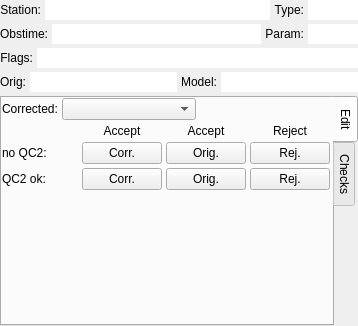
Above: src/hqc/simplecorrections.ui from metno/kvhqc before the change. Below: the same form after it.
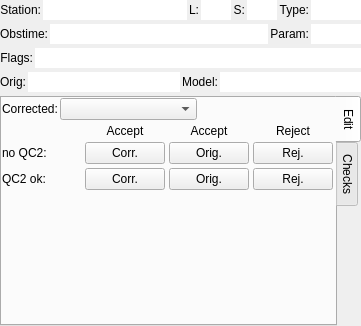
That is the form after the change. Custom widgets are drawn as their Qt base class.

Commit message: SimpleCorrections: show sensor / level if != 0

```diff
--- a/src/hqc/simplecorrections.ui
+++ b/src/hqc/simplecorrections.ui
@@ -6,7 +6,7 @@
    <rect>
     <x>0</x>
     <y>0</y>
-    <width>358</width>
+    <width>361</width>
     <height>326</height>
    </rect>
   </property>
@@ -31,11 +31,17 @@
    </property>
    <item>
     <layout class="QHBoxLayout" name="horizontalLayout_16" stretch="1,0">
+     <property name="spacing">
+      <number>2</number>
+     </property>
      <property name="sizeConstraint">
       <enum>QLayout::SetMinimumSize</enum>
      </property>
      <item>
-      <layout class="QHBoxLayout" name="horizontalLayout_2" stretch="0,1">
+      <layout class="QHBoxLayout" name="horizontalLayout_2" stretch="0,1,0,0,0,0">
+       <property name="spacing">
+        <number>2</number>
+       </property>
        <property name="sizeConstraint">
         <enum>QLayout::SetMinimumSize</enum>
        </property>
@@ -74,10 +80,119 @@
          </property>
         </widget>
        </item>
+       <item>
+        <widget class="QLabel" name="labelLevel">
+         <property name="text">
+          <string>L:</string>
+         </property>
+         <property name="alignment">
+          <set>Qt::AlignRight|Qt::AlignTrailing|Qt::AlignVCenter</set>
+         </property>
+        </widget>
+       </item>
+       <item>
+        <widget class="QLineEdit" name="textLevel">
+         <property name="sizePolicy">
+          <sizepolicy hsizetype="MinimumExpanding" vsizetype="Fixed">
+           <horstretch>0</horstretch>
+           <verstretch>0</verstretch>
+          </sizepolicy>
+         </property>
+         <property name="minimumSize">
+          <size>
+           <width>30</width>
+           <height>0</height>
+          </size>
+         </property>
+         <property name="maximumSize">
+          <size>
+           <width>30</width>
+           <height>16777215</height>
+          </size>
+         </property>
+         <property name="focusPolicy">
+          <enum>Qt::NoFocus</enum>
+         </property>
+         <property name="contextMenuPolicy">
+          <enum>Qt::NoContextMenu</enum>
+         </property>
+         <property name="acceptDrops">
+          <bool>false</bool>
+         </property>
+         <property name="toolTip">
+          <string>Level</string>
+         </property>
+         <property name="maxLength">
+          <number>5</number>
+         </property>
+         <property name="frame">
+          <bool>false</bool>
+         </property>
+         <property name="readOnly">
+          <bool>true</bool>
+         </property>
+        </widget>
+       </item>
+       <item>
+        <widget class="QLabel" name="labelSensorNr">
+         <property name="text">
+          <string>S:</string>
+         </property>
+         <property name="alignment">
+          <set>Qt::AlignRight|Qt::AlignTrailing|Qt::AlignVCenter</set>
+         </property>
+        </widget>
+       </item>
+       <item>
+        <widget class="QLineEdit" name="textSensorNr">
+         <property name="sizePolicy">
+          <sizepolicy hsizetype="MinimumExpanding" vsizetype="Fixed">
+           <horstretch>0</horstretch>
+           <verstretch>0</verstretch>
+          </sizepolicy>
+         </property>
+         <property name="minimumSize">
+          <size>
+           <width>30</width>
+           <height>0</height>
+          </size>
+         </property>
+         <property name="maximumSize">
+          <size>
+           <width>30</width>
+           <height>16777215</height>
+          </size>
+         </property>
+         <property name="focusPolicy">
+          <enum>Qt::NoFocus</enum>
+         </property>
+         <property name="contextMenuPolicy">
+          <enum>Qt::NoContextMenu</enum>
+         </property>
+         <property name="acceptDrops">
+          <bool>false</bool>
+         </property>
+         <property name="toolTip">
+          <string>Sensor Number</string>
+         </property>
+         <property name="maxLength">
+          <number>5</number>
+         </property>
+         <property name="frame">
+          <bool>false</bool>
+         </property>
+         <property name="readOnly">
+          <bool>true</bool>
+         </property>
+        </widget>
+       </item>
       </layout>
      </item>
      <item>
       <layout class="QHBoxLayout" name="horizontalLayout" stretch="0,1">
+       <property name="spacing">
+        <number>2</number>
+       </property>
        <property name="sizeConstraint">
         <enum>QLayout::SetMinimumSize</enum>
        </property>
@@ -101,7 +216,7 @@
          </property>
          <property name="minimumSize">
           <size>
-           <width>50</width>
+           <width>40</width>
            <height>0</height>
           </size>
          </property>
@@ -137,11 +252,17 @@
    </item>
    <item>
     <layout class="QHBoxLayout" name="horizontalLayout_15" stretch="1,0">
+     <property name="spacing">
+      <number>2</number>
+     </property>
      <property name="sizeConstraint">
       <enum>QLayout::SetMinimumSize</enum>
      </property>
      <item>
       <layout class="QHBoxLayout" name="horizontalLayout_3" stretch="0,1">
+       <property name="spacing">
+        <number>2</number>
+       </property>
        <property name="sizeConstraint">
         <enum>QLayout::SetMinimumSize</enum>
        </property>
@@ -184,6 +305,9 @@
      </item>
      <item>
       <layout class="QHBoxLayout" name="horizontalLayout_4" stretch="0,1">
+       <property name="spacing">
+        <number>2</number>
+       </property>
        <property name="sizeConstraint">
         <enum>QLayout::SetMinimumSize</enum>
        </property>
@@ -243,6 +367,9 @@
    </item>
    <item>
     <layout class="QHBoxLayout" name="horizontalLayout_5" stretch="0,1">
+     <property name="spacing">
+      <number>2</number>
+     </property>
      <property name="sizeConstraint">
       <enum>QLayout::SetMinimumSize</enum>
      </property>
@@ -285,11 +412,17 @@
    </item>
    <item>
     <layout class="QHBoxLayout" name="horizontalLayout_13">
+     <property name="spacing">
+      <number>2</number>
+     </property>
      <property name="sizeConstraint">
       <enum>QLayout::SetMinimumSize</enum>
      </property>
      <item>
       <layout class="QHBoxLayout" name="horizontalLayout_9" stretch="0,1">
+       <property name="spacing">
+        <number>2</number>
+       </property>
        <property name="sizeConstraint">
         <enum>QLayout::SetMinimumSize</enum>
        </property>
@@ -338,6 +471,9 @@
      </item>
      <item>
       <layout class="QHBoxLayout" name="horizontalLayout_14" stretch="0,1">
+       <property name="spacing">
+        <number>2</number>
+       </property>
        <property name="sizeConstraint">
         <enum>QLayout::SetMinimumSize</enum>
        </property>
@@ -431,6 +567,9 @@
        </property>
        <item>
         <layout class="QHBoxLayout" name="layoutCorrected" stretch="0,0,0">
+         <property name="spacing">
+          <number>2</number>
+         </property>
          <property name="sizeConstraint">
           <enum>QLayout::SetMinimumSize</enum>
          </property>
```
The commit also changes 1 other file.
